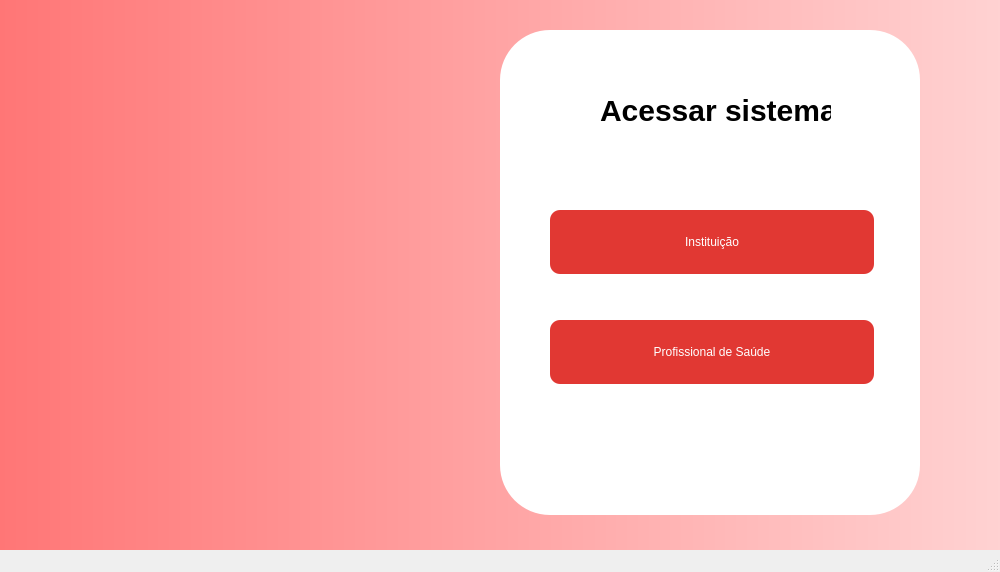
Old version of the form src/Graphics/Login/login.ui in the repository INF112-Programacao2/20222-team-1.
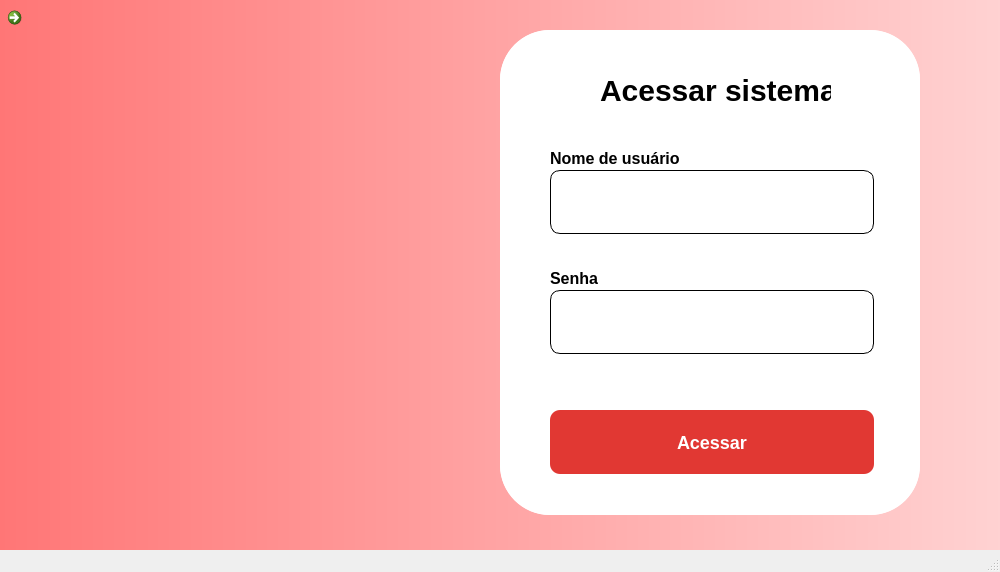
New version of the form. Icons and pictures are not drawn.

Commit message: Formulario de login.

Diff of the .ui file:
```diff
--- a/src/Graphics/Login/login.ui
+++ b/src/Graphics/Login/login.ui
@@ -38,110 +38,6 @@
    <property name="styleSheet">
     <string notr="true">QWidget#centralwidget{background-color: qlineargradient(spread:pad, x1:0, y1:0, x2:1, y2:0, stop:0 rgba(255,118,118,1), stop:1 rgba(255,210,210,1));}</string>
    </property>
-   <widget class="QListView" name="listView">
-    <property name="geometry">
-     <rect>
-      <x>500</x>
-      <y>30</y>
-      <width>420</width>
-      <height>485</height>
-     </rect>
-    </property>
-    <property name="styleSheet">
-     <string notr="true">background: #FFFFFF;
-border-radius: 50px;
-</string>
-    </property>
-   </widget>
-   <widget class="QLabel" name="label_2">
-    <property name="geometry">
-     <rect>
-      <x>600</x>
-      <y>90</y>
-      <width>231</width>
-      <height>41</height>
-     </rect>
-    </property>
-    <property name="font">
-     <font>
-      <pointsize>-1</pointsize>
-      <bold>true</bold>
-     </font>
-    </property>
-    <property name="styleSheet">
-     <string notr="true">font-weight: 700;
-font-size: 30px;
-line-height: 36px;
-color: #000000;
-
-</string>
-    </property>
-    <property name="text">
-     <string>Acessar sistema</string>
-    </property>
-   </widget>
-   <widget class="QPushButton" name="pushButton">
-    <property name="geometry">
-     <rect>
-      <x>550</x>
-      <y>210</y>
-      <width>324</width>
-      <height>64</height>
-     </rect>
-    </property>
-    <property name="cursor">
-     <cursorShape>PointingHandCursor</cursorShape>
-    </property>
-    <property name="styleSheet">
-     <string notr="true">QPushButton{
-
-background: #E13833;
-border-radius: 10px;
-color:#ffffff;
-}
-QPushButton:hover{
-background: #992C29;
-border-radius: 10px;
-color:#ffffff;
-}
-
-</string>
-    </property>
-    <property name="text">
-     <string>Instituição</string>
-    </property>
-   </widget>
-   <widget class="QPushButton" name="pushButton_2">
-    <property name="geometry">
-     <rect>
-      <x>550</x>
-      <y>320</y>
-      <width>324</width>
-      <height>64</height>
-     </rect>
-    </property>
-    <property name="cursor">
-     <cursorShape>PointingHandCursor</cursorShape>
-    </property>
-    <property name="styleSheet">
-     <string notr="true">QPushButton{
-
-background: #E13833;
-border-radius: 10px;
-color:#ffffff;
-}
-QPushButton:hover{
-background: #992C29;
-border-radius: 10px;
-color:#ffffff;
-}
-
-</string>
-    </property>
-    <property name="text">
-     <string>Profissional de Saúde</string>
-    </property>
-   </widget>
    <widget class="QLabel" name="label_3">
     <property name="geometry">
      <rect>
@@ -173,25 +69,292 @@
      <bool>true</bool>
     </property>
    </widget>
-   <widget class="QLabel" name="label">
+   <widget class="QCommandLinkButton" name="commandLinkButton">
     <property name="geometry">
      <rect>
-      <x>10</x>
-      <y>10</y>
+      <x>0</x>
+      <y>0</y>
+      <width>71</width>
+      <height>71</height>
+     </rect>
+    </property>
+    <property name="text">
+     <string/>
+    </property>
+    <property name="icon">
+     <iconset resource="../../../resouces.qrc">
+      <normaloff>:/assets/icons/home.png</normaloff>:/assets/icons/home.png</iconset>
+    </property>
+    <property name="iconSize">
+     <size>
       <width>50</width>
       <height>50</height>
-     </rect>
+     </size>
     </property>
-    <property name="text">
-     <string/>
-    </property>
-    <property name="pixmap">
-     <pixmap resource="../../../resouces.qrc">:/assets/icons/home.png</pixmap>
-    </property>
-    <property name="scaledContents">
+   </widget>
+   <widget class="QFrame" name="frSelectTypeUser">
+    <property name="enabled">
      <bool>true</bool>
     </property>
+    <property name="geometry">
+     <rect>
+      <x>500</x>
+      <y>30</y>
+      <width>420</width>
+      <height>485</height>
+     </rect>
+    </property>
+    <property name="styleSheet">
+     <string notr="true">background: #FFFFFF;
+border-radius: 50px;
+</string>
+    </property>
+    <property name="frameShape">
+     <enum>QFrame::StyledPanel</enum>
+    </property>
+    <property name="frameShadow">
+     <enum>QFrame::Raised</enum>
+    </property>
+    <widget class="QLabel" name="label_2">
+     <property name="geometry">
+      <rect>
+       <x>100</x>
+       <y>50</y>
+       <width>231</width>
+       <height>41</height>
+      </rect>
+     </property>
+     <property name="font">
+      <font>
+       <pointsize>-1</pointsize>
+       <bold>true</bold>
+      </font>
+     </property>
+     <property name="styleSheet">
+      <string notr="true">font-weight: 700;
+font-size: 30px;
+line-height: 36px;
+color: #000000;
+
+</string>
+     </property>
+     <property name="text">
+      <string>Acessar sistema</string>
+     </property>
+    </widget>
+    <widget class="QPushButton" name="btInstituicaoLogin">
+     <property name="geometry">
+      <rect>
+       <x>50</x>
+       <y>180</y>
+       <width>324</width>
+       <height>64</height>
+      </rect>
+     </property>
+     <property name="cursor">
+      <cursorShape>PointingHandCursor</cursorShape>
+     </property>
+     <property name="styleSheet">
+      <string notr="true">QPushButton{
+
+background: #E13833;
+border-radius: 10px;
+color:#ffffff;
+}
+QPushButton:hover{
+background: #992C29;
+border-radius: 10px;
+color:#ffffff;
+}
+
+</string>
+     </property>
+     <property name="text">
+      <string>Instituição</string>
+     </property>
+    </widget>
+    <widget class="QPushButton" name="btProfissionalSaudeLogin">
+     <property name="geometry">
+      <rect>
+       <x>50</x>
+       <y>300</y>
+       <width>324</width>
+       <height>64</height>
+      </rect>
+     </property>
+     <property name="cursor">
+      <cursorShape>PointingHandCursor</cursorShape>
+     </property>
+     <property name="styleSheet">
+      <string notr="true">QPushButton{
+
+background: #E13833;
+border-radius: 10px;
+color:#ffffff;
+}
+QPushButton:hover{
+background: #992C29;
+border-radius: 10px;
+color:#ffffff;
+}
+
+</string>
+     </property>
+     <property name="text">
+      <string>Profissional de Saúde</string>
+     </property>
+    </widget>
    </widget>
+   <widget class="QFrame" name="frLogarForm">
+    <property name="geometry">
+     <rect>
+      <x>500</x>
+      <y>30</y>
+      <width>420</width>
+      <height>485</height>
+     </rect>
+    </property>
+    <property name="styleSheet">
+     <string notr="true">background: #FFFFFF;
+border-radius: 50px;
+</string>
+    </property>
+    <property name="frameShape">
+     <enum>QFrame::StyledPanel</enum>
+    </property>
+    <property name="frameShadow">
+     <enum>QFrame::Raised</enum>
+    </property>
+    <widget class="QLabel" name="label_5">
+     <property name="geometry">
+      <rect>
+       <x>100</x>
+       <y>40</y>
+       <width>231</width>
+       <height>41</height>
+      </rect>
+     </property>
+     <property name="font">
+      <font>
+       <pointsize>-1</pointsize>
+       <bold>true</bold>
+      </font>
+     </property>
+     <property name="styleSheet">
+      <string notr="true">font-weight: 700;
+font-size: 30px;
+line-height: 36px;
+color: #000000;
+
+</string>
+     </property>
+     <property name="text">
+      <string>Acessar sistema</string>
+     </property>
+    </widget>
+    <widget class="QLineEdit" name="lineEdit">
+     <property name="geometry">
+      <rect>
+       <x>50</x>
+       <y>140</y>
+       <width>324</width>
+       <height>64</height>
+      </rect>
+     </property>
+     <property name="styleSheet">
+      <string notr="true">box-sizing: border-box;
+background: #FFFFFF;
+border: 0.5px solid #000000;
+border-radius: 10px;
+</string>
+     </property>
+    </widget>
+    <widget class="QLabel" name="label">
+     <property name="geometry">
+      <rect>
+       <x>50</x>
+       <y>120</y>
+       <width>321</width>
+       <height>17</height>
+      </rect>
+     </property>
+     <property name="styleSheet">
+      <string notr="true">font-weight: 700;
+font-size: 16px;
+line-height: 19px;
+color: #000000;
+
+</string>
+     </property>
+     <property name="text">
+      <string>Nome de usuário</string>
+     </property>
+    </widget>
+    <widget class="QLineEdit" name="lineEdit_2">
+     <property name="geometry">
+      <rect>
+       <x>50</x>
+       <y>260</y>
+       <width>324</width>
+       <height>64</height>
+      </rect>
+     </property>
+     <property name="styleSheet">
+      <string notr="true">box-sizing: border-box;
+background: #FFFFFF;
+border: 0.5px solid #000000;
+border-radius: 10px;
+</string>
+     </property>
+    </widget>
+    <widget class="QLabel" name="label_6">
+     <property name="geometry">
+      <rect>
+       <x>50</x>
+       <y>240</y>
+       <width>321</width>
+       <height>17</height>
+      </rect>
+     </property>
+     <property name="styleSheet">
+      <string notr="true">font-weight: 700;
+font-size: 16px;
+line-height: 19px;
+color: #000000;
+
+</string>
+     </property>
+     <property name="text">
+      <string>Senha</string>
+     </property>
+    </widget>
+    <widget class="QPushButton" name="pushButton">
+     <property name="geometry">
+      <rect>
+       <x>50</x>
+       <y>380</y>
+       <width>324</width>
+       <height>64</height>
+      </rect>
+     </property>
+     <property name="styleSheet">
+      <string notr="true">background: #E13833;
+border-radius: 10px;
+font-weight: 700;
+font-size: 18px;
+color: #FFFFFF;
+
+</string>
+     </property>
+     <property name="text">
+      <string>Acessar</string>
+     </property>
+    </widget>
+   </widget>
+   <zorder>frSelectTypeUser</zorder>
+   <zorder>label_3</zorder>
+   <zorder>commandLinkButton</zorder>
+   <zorder>frLogarForm</zorder>
   </widget>
   <widget class="QMenuBar" name="menubar">
    <property name="geometry">
```
The commit also changes 1 other file.
